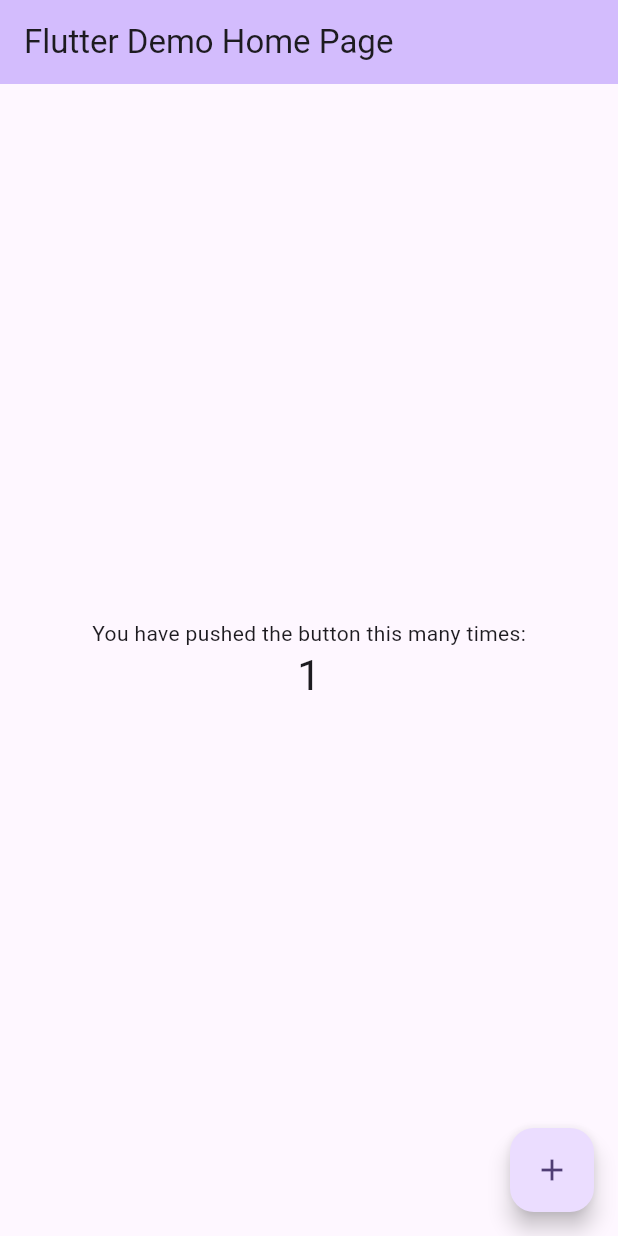
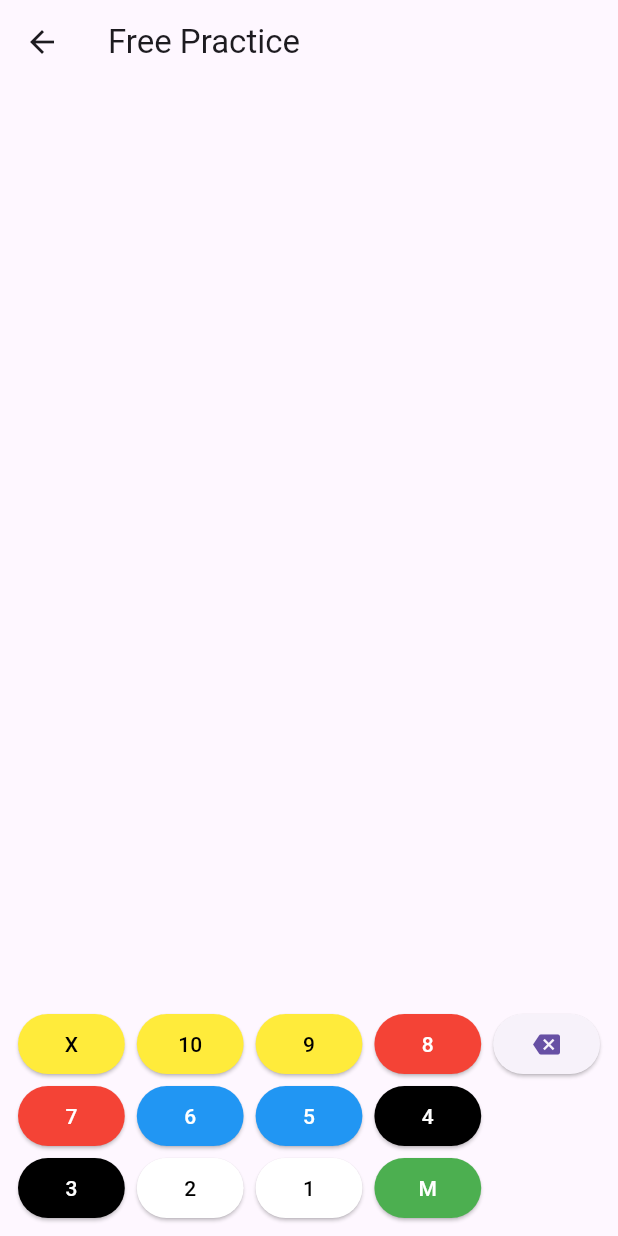
Before and after one commit to hasali19/archery-toolkit, a Flutter app: the screen it shows after launch, after a tap on the "add" icon, on a phone screen of 412 x 824 dp. Run offline on Flutter 3.47's test engine with Material 3 defaults, Android fonts, the phone set to English and light mode, and no system bars; our stand-ins replace freezed_annotation; generated files the repository leaves out were written again.

Commit message:
Implement basic scoring ui

```diff
--- /dev/null
+++ b/lib/app.dart
@@ -0,0 +1,16 @@
+import 'package:archery_toolkit/routes/sessions.dart';
+import 'package:flutter/material.dart';
+
+class App extends StatelessWidget {
+  const App({super.key});
+
+  @override
+  Widget build(BuildContext context) {
+    return MaterialApp(
+      title: 'Archery Toolkit',
+      theme: ThemeData(brightness: Brightness.light),
+      darkTheme: ThemeData(brightness: Brightness.dark),
+      home: const SessionsPage(),
+    );
+  }
+}
--- a/lib/main.dart
+++ b/lib/main.dart
@@ -1,122 +1,6 @@
+import 'package:archery_toolkit/app.dart';
 import 'package:flutter/material.dart';
 
 void main() {
-  runApp(const MyApp());
+  runApp(const App());
 }
-
-class MyApp extends StatelessWidget {
-  const MyApp({super.key});
-
-  // This widget is the root of your application.
-  @override
-  Widget build(BuildContext context) {
-    return MaterialApp(
-      title: 'Flutter Demo',
-      theme: ThemeData(
-        // This is the theme of your application.
-        //
-        // TRY THIS: Try running your application with "flutter run". You'll see
-        // the application has a purple toolbar. Then, without quitting the app,
-        // try changing the seedColor in the colorScheme below to Colors.green
-        // and then invoke "hot reload" (save your changes or press the "hot
-        // reload" button in a Flutter-supported IDE, or press "r" if you used
-        // the command line to start the app).
-        //
-        // Notice that the counter didn't reset back to zero; the application
-        // state is not lost during the reload. To reset the state, use hot
-        // restart instead.
-        //
-        // This works for code too, not just values: Most code changes can be
-        // tested with just a hot reload.
-        colorScheme: ColorScheme.fromSeed(seedColor: Colors.deepPurple),
-      ),
-      home: const MyHomePage(title: 'Flutter Demo Home Page'),
-    );
-  }
-}
-
-class MyHomePage extends StatefulWidget {
-  const MyHomePage({super.key, required this.title});
-
-  // This widget is the home page of your application. It is stateful, meaning
-  // that it has a State object (defined below) that contains fields that affect
-  // how it looks.
-
-  // This class is the configuration for the state. It holds the values (in this
-  // case the title) provided by the parent (in this case the App widget) and
-  // used by the build method of the State. Fields in a Widget subclass are
-  // always marked "final".
-
-  final String title;
-
-  @override
-  State<MyHomePage> createState() => _MyHomePageState();
-}
-
-class _MyHomePageState extends State<MyHomePage> {
-  int _counter = 0;
-
-  void _incrementCounter() {
-    setState(() {
-      // This call to setState tells the Flutter framework that something has
-      // changed in this State, which causes it to rerun the build method below
-      // so that the display can reflect the updated values. If we changed
-      // _counter without calling setState(), then the build method would not be
-      // called again, and so nothing would appear to happen.
-      _counter++;
-    });
-  }
-
-  @override
-  Widget build(BuildContext context) {
-    // This method is rerun every time setState is called, for instance as done
-    // by the _incrementCounter method above.
-    //
-    // The Flutter framework has been optimized to make rerunning build methods
-    // fast, so that you can just rebuild anything that needs updating rather
-    // than having to individually change instances of widgets.
-    return Scaffold(
-      appBar: AppBar(
-        // TRY THIS: Try changing the color here to a specific color (to
-        // Colors.amber, perhaps?) and trigger a hot reload to see the AppBar
-        // change color while the other colors stay the same.
-        backgroundColor: Theme.of(context).colorScheme.inversePrimary,
-        // Here we take the value from the MyHomePage object that was created by
-        // the App.build method, and use it to set our appbar title.
-        title: Text(widget.title),
-      ),
-      body: Center(
-        // Center is a layout widget. It takes a single child and positions it
-        // in the middle of the parent.
-        child: Column(
-          // Column is also a layout widget. It takes a list of children and
-          // arranges them vertically. By default, it sizes itself to fit its
-          // children horizontally, and tries to be as tall as its parent.
-          //
-          // Column has various properties to control how it sizes itself and
-          // how it positions its children. Here we use mainAxisAlignment to
-          // center the children vertically; the main axis here is the vertical
-          // axis because Columns are vertical (the cross axis would be
-          // horizontal).
-          //
-          // TRY THIS: Invoke "debug painting" (choose the "Toggle Debug Paint"
-          // action in the IDE, or press "p" in the console), to see the
-          // wireframe for each widget.
-          mainAxisAlignment: MainAxisAlignment.center,
-          children: <Widget>[
-            const Text('You have pushed the button this many times:'),
-            Text(
-              '$_counter',
-              style: Theme.of(context).textTheme.headlineMedium,
-            ),
-          ],
-        ),
-      ),
-      floatingActionButton: FloatingActionButton(
-        onPressed: _incrementCounter,
-        tooltip: 'Increment',
-        child: const Icon(Icons.add),
-      ), // This trailing comma makes auto-formatting nicer for build methods.
-    );
-  }
-}
--- /dev/null
+++ b/lib/routes/session_scoring.dart
@@ -0,0 +1,113 @@
+import 'package:archery_toolkit/widgets/score_keyboard.dart';
+import 'package:collection/collection.dart';
+import 'package:flutter/material.dart';
+import 'package:freezed_annotation/freezed_annotation.dart';
+
+part 'session_scoring.freezed.dart';
+
+final possibleScores = [
+  Score(label: 'X', color: Colors.yellow),
+  Score(label: '10', color: Colors.yellow),
+  Score(label: '9', color: Colors.yellow),
+  Score(label: '8', color: Colors.red),
+  Score(label: '7', color: Colors.red),
+  Score(label: '6', color: Colors.blue),
+  Score(label: '5', color: Colors.blue),
+  Score(label: '4', color: Colors.black),
+  Score(label: '3', color: Colors.black),
+  Score(label: '2', color: Colors.white),
+  Score(label: '1', color: Colors.white),
+  Score(label: 'M', color: Colors.green),
+];
+
+@freezed
+abstract class Score with _$Score {
+  const Score._();
+
+  const factory Score({required String label, required Color color}) = _Score;
+
+  Color get foregroundColor =>
+      color.computeLuminance() > 0.5 ? Colors.black : Colors.white;
+}
+
+class SessionScoringPage extends StatefulWidget {
+  const SessionScoringPage({super.key});
+
+  @override
+  State<SessionScoringPage> createState() => _SessionScoringPageState();
+}
+
+class _SessionScoringPageState extends State<SessionScoringPage> {
+  final scores = <Score>[];
+
+  @override
+  Widget build(BuildContext context) {
+    return Scaffold(
+      appBar: AppBar(title: Text('Free Practice')),
+      body: Column(
+        children: [
+          Expanded(
+            child: SafeArea(
+              top: false,
+              bottom: false,
+              child: Padding(
+                padding: const EdgeInsets.symmetric(horizontal: 8),
+                child: ListView(
+                  children: scores
+                      .slices(3)
+                      .map(
+                        (end) => Row(
+                          children: end
+                              .map(
+                                (score) => Container(
+                                  width: 40,
+                                  height: 40,
+                                  margin: EdgeInsets.all(4),
+                                  decoration: BoxDecoration(
+                                    shape: BoxShape.circle,
+                                    color: score.color,
+                                  ),
+                                  child: Center(
+                                    child: Text(
+                                      score.label,
+                                      style: TextStyle(
+                                        color: score.foregroundColor,
+                                      ),
+                                    ),
+                                  ),
+                                ),
+                              )
+                              .toList(),
+                        ),
+                      )
+                      .toList(),
+                ),
+              ),
+            ),
+          ),
+          Padding(
+            padding: const EdgeInsets.all(8),
+            child: SafeArea(
+              top: false,
+              child: ScoreKeyboard(
+                scores: possibleScores,
+                onScorePressed: (score) {
+                  setState(() {
+                    scores.add(score);
+                  });
+                },
+                onBackspacePressed: () {
+                  setState(() {
+                    if (scores.isNotEmpty) {
+                      scores.removeLast();
+                    }
+                  });
+                },
+              ),
+            ),
+          ),
+        ],
+      ),
+    );
+  }
+}
--- /dev/null
+++ b/lib/routes/sessions.dart
@@ -0,0 +1,32 @@
+import 'package:archery_toolkit/routes/session_scoring.dart';
+import 'package:flutter/material.dart';
+
+class SessionsPage extends StatefulWidget {
+  const SessionsPage({super.key});
+
+  @override
+  State<SessionsPage> createState() => _SessionsPageState();
+}
+
+class _SessionsPageState extends State<SessionsPage> {
+  @override
+  Widget build(BuildContext context) {
+    return Scaffold(
+      appBar: AppBar(title: Text('Sessions')),
+      body: Placeholder(),
+      floatingActionButton: FloatingActionButton(
+        tooltip: 'New Session',
+        child: const Icon(Icons.add),
+        onPressed: () {
+          Navigator.of(context).push(
+            MaterialPageRoute(
+              builder: (context) {
+                return SessionScoringPage();
+              },
+            ),
+          );
+        },
+      ), // This trailing comma makes auto-formatting nicer for build methods.
+    );
+  }
+}
--- /dev/null
+++ b/lib/widgets/score_keyboard.dart
@@ -0,0 +1,135 @@
+import 'package:archery_toolkit/routes/session_scoring.dart';
+import 'package:collection/collection.dart';
+import 'package:flutter/material.dart';
+
+class ScoreKeyboard extends StatelessWidget {
+  const ScoreKeyboard({
+    super.key,
+    required this.scores,
+    required this.onScorePressed,
+    required this.onBackspacePressed,
+  });
+
+  final List<Score> scores;
+
+  final void Function(Score score) onScorePressed;
+  final void Function() onBackspacePressed;
+
+  @override
+  Widget build(BuildContext context) {
+    return LayoutBuilder(
+      builder: (context, constraints) {
+        final minButtonWidth = 70;
+        final columns = (constraints.maxWidth / minButtonWidth).floor();
+        final buttonWidth = constraints.maxWidth / columns;
+
+        return Row(
+          crossAxisAlignment: CrossAxisAlignment.start,
+          children: [
+            Column(
+              crossAxisAlignment: CrossAxisAlignment.end,
+              children: possibleScores
+                  .slices(columns - 1)
+                  .map(
+                    (row) => _KeyboardRow(
+                      scores: row,
+                      buttonWidth: buttonWidth,
+                      onScorePressed: onScorePressed,
+                    ),
+                  )
+                  .toList(),
+            ),
+            _KeyboardButton(
+              width: buttonWidth,
+              onPressed: onBackspacePressed,
+              child: Icon(Icons.backspace),
+            ),
+          ],
+        );
+      },
+    );
+  }
+}
+
+class _KeyboardRow extends StatelessWidget {
+  const _KeyboardRow({
+    required this.scores,
+    required this.buttonWidth,
+    required this.onScorePressed,
+  });
+
+  final List<Score> scores;
+  final double buttonWidth;
+  final void Function(Score score) onScorePressed;
+
+  @override
+  Widget build(BuildContext context) {
+    return Row(
+      children: scores
+          .map(
+            (score) => _KeyboardScoreButton(
+              score: score,
+              buttonWidth: buttonWidth,
+              onScorePressed: onScorePressed,
+            ),
+          )
+          .toList(),
+    );
+  }
+}
+
+class _KeyboardButton extends StatelessWidget {
+  const _KeyboardButton({
+    required this.child,
+    required this.width,
+    this.style,
+    required this.onPressed,
+  });
+
+  final Widget child;
+  final double width;
+  final ButtonStyle? style;
+  final void Function() onPressed;
+
+  @override
+  Widget build(BuildContext context) {
+    return SizedBox(
+      width: width,
+      child: Padding(
+        padding: const EdgeInsets.symmetric(horizontal: 4),
+        child: ElevatedButton(style: style, onPressed: onPressed, child: child),
+      ),
+    );
+  }
+}
+
+class _KeyboardScoreButton extends StatelessWidget {
+  const _KeyboardScoreButton({
+    required this.score,
+    required this.buttonWidth,
+    required this.onScorePressed,
+  });
+
+  final Score score;
+  final double buttonWidth;
+  final void Function(Score score) onScorePressed;
+
+  @override
+  Widget build(BuildContext context) {
+    return _KeyboardButton(
+      width: buttonWidth,
+      style: ButtonStyle(
+        padding: WidgetStateProperty.all(EdgeInsets.zero),
+        backgroundColor: WidgetStateProperty.all(score.color),
+        foregroundColor: WidgetStateProperty.all(score.foregroundColor),
+        overlayColor: WidgetStateProperty.all(
+          score.foregroundColor.withAlpha(50),
+        ),
+      ),
+      child: Text(score.label),
+      onPressed: () {
+        onScorePressed(score);
+      },
+    );
+  }
+}
```
Also changed, not shown: pubspec.yaml (+5 -3 lines), pubspec.lock, 1 other file.
